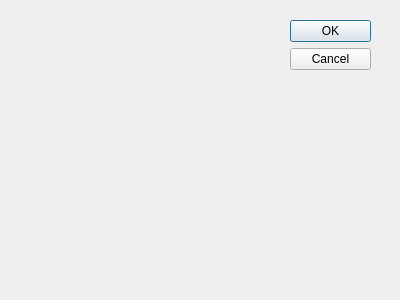
Before: the Qt Designer form addclassdialog.ui in llegalhigh/StdHelper, drawn with Qt 5.
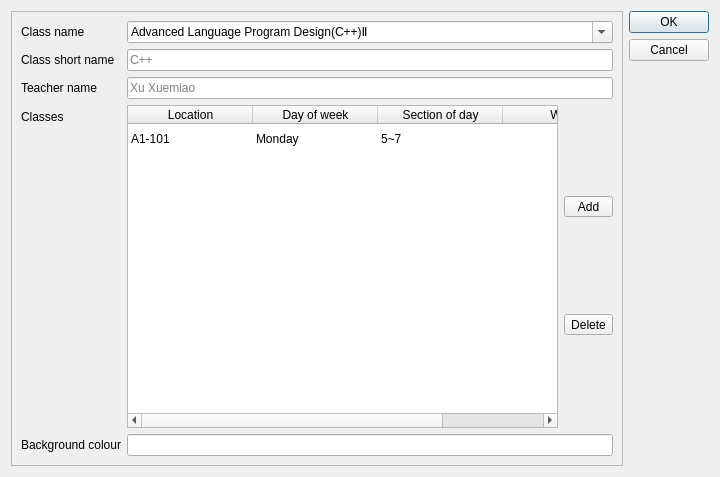
After: the same form once the commit is applied.

The edit to the form file:
```diff
--- a/addclassdialog.ui
+++ b/addclassdialog.ui
@@ -6,29 +6,255 @@
    <rect>
     <x>0</x>
     <y>0</y>
-    <width>400</width>
-    <height>300</height>
+    <width>720</width>
+    <height>477</height>
    </rect>
   </property>
   <property name="windowTitle">
    <string>Add new class</string>
   </property>
-  <widget class="QDialogButtonBox" name="buttonBox">
-   <property name="geometry">
-    <rect>
-     <x>290</x>
-     <y>20</y>
-     <width>81</width>
-     <height>241</height>
-    </rect>
-   </property>
-   <property name="orientation">
-    <enum>Qt::Vertical</enum>
-   </property>
-   <property name="standardButtons">
-    <set>QDialogButtonBox::Cancel|QDialogButtonBox::Ok</set>
-   </property>
-  </widget>
+  <layout class="QHBoxLayout" name="horizontalLayout">
+   <item>
+    <widget class="QScrollArea" name="scrollArea">
+     <property name="horizontalScrollBarPolicy">
+      <enum>Qt::ScrollBarAlwaysOff</enum>
+     </property>
+     <property name="widgetResizable">
+      <bool>true</bool>
+     </property>
+     <widget class="QWidget" name="scrollAreaWidgetContents">
+      <property name="geometry">
+       <rect>
+        <x>0</x>
+        <y>0</y>
+        <width>609</width>
+        <height>453</height>
+       </rect>
+      </property>
+      <layout class="QVBoxLayout" name="verticalLayout">
+       <item>
+        <layout class="QFormLayout" name="formLayout">
+         <property name="rowWrapPolicy">
+          <enum>QFormLayout::WrapLongRows</enum>
+         </property>
+         <item row="0" column="0">
+          <widget class="QLabel" name="classNameLabel">
+           <property name="text">
+            <string>Class name</string>
+           </property>
+          </widget>
+         </item>
+         <item row="0" column="1">
+          <widget class="QComboBox" name="comboBox">
+           <property name="editable">
+            <bool>true</bool>
+           </property>
+           <property name="currentText">
+            <string/>
+           </property>
+           <item>
+            <property name="text">
+             <string>Advanced Language Program Design(C++)Ⅱ</string>
+            </property>
+           </item>
+           <item>
+            <property name="text">
+             <string>Introduction to Java Programming</string>
+            </property>
+           </item>
+          </widget>
+         </item>
+         <item row="1" column="0">
+          <widget class="QLabel" name="classShortNameLabel">
+           <property name="text">
+            <string>Class short name</string>
+           </property>
+          </widget>
+         </item>
+         <item row="1" column="1">
+          <widget class="QLineEdit" name="classShortNameLineEdit">
+           <property name="placeholderText">
+            <string>C++</string>
+           </property>
+          </widget>
+         </item>
+         <item row="2" column="0">
+          <widget class="QLabel" name="teacherNameLabel">
+           <property name="text">
+            <string>Teacher name</string>
+           </property>
+          </widget>
+         </item>
+         <item row="2" column="1">
+          <widget class="QLineEdit" name="teacherNameLineEdit">
+           <property name="placeholderText">
+            <string>Xu Xuemiao</string>
+           </property>
+          </widget>
+         </item>
+         <item row="4" column="0">
+          <widget class="QLabel" name="classesLabel">
+           <property name="text">
+            <string>Classes</string>
+           </property>
+          </widget>
+         </item>
+         <item row="4" column="1">
+          <layout class="QHBoxLayout" name="horizontalLayout_2">
+           <property name="bottomMargin">
+            <number>0</number>
+           </property>
+           <item>
+            <widget class="QTableWidget" name="tableWidget">
+             <property name="sizePolicy">
+              <sizepolicy hsizetype="Expanding" vsizetype="Expanding">
+               <horstretch>0</horstretch>
+               <verstretch>0</verstretch>
+              </sizepolicy>
+             </property>
+             <property name="frameShape">
+              <enum>QFrame::StyledPanel</enum>
+             </property>
+             <property name="frameShadow">
+              <enum>QFrame::Sunken</enum>
+             </property>
+             <property name="autoScroll">
+              <bool>true</bool>
+             </property>
+             <property name="alternatingRowColors">
+              <bool>false</bool>
+             </property>
+             <property name="showGrid">
+              <bool>false</bool>
+             </property>
+             <property name="sortingEnabled">
+              <bool>true</bool>
+             </property>
+             <property name="cornerButtonEnabled">
+              <bool>true</bool>
+             </property>
+             <attribute name="horizontalHeaderCascadingSectionResizes">
+              <bool>false</bool>
+             </attribute>
+             <attribute name="horizontalHeaderDefaultSectionSize">
+              <number>125</number>
+             </attribute>
+             <attribute name="horizontalHeaderHighlightSections">
+              <bool>true</bool>
+             </attribute>
+             <attribute name="horizontalHeaderStretchLastSection">
+              <bool>true</bool>
+             </attribute>
+             <attribute name="verticalHeaderVisible">
+              <bool>false</bool>
+             </attribute>
+             <row>
+              <property name="text">
+               <string>1</string>
+              </property>
+             </row>
+             <column>
+              <property name="text">
+               <string>Location</string>
+              </property>
+             </column>
+             <column>
+              <property name="text">
+               <string>Day of week</string>
+              </property>
+             </column>
+             <column>
+              <property name="text">
+               <string>Section of day</string>
+              </property>
+             </column>
+             <column>
+              <property name="text">
+               <string>Week</string>
+              </property>
+             </column>
+             <item row="0" column="0">
+              <property name="text">
+               <string>A1-101</string>
+              </property>
+             </item>
+             <item row="0" column="1">
+              <property name="text">
+               <string>Monday</string>
+              </property>
+             </item>
+             <item row="0" column="2">
+              <property name="text">
+               <string>5~7</string>
+              </property>
+             </item>
+            </widget>
+           </item>
+           <item>
+            <layout class="QVBoxLayout" name="verticalLayout_2">
+             <property name="sizeConstraint">
+              <enum>QLayout::SetDefaultConstraint</enum>
+             </property>
+             <property name="leftMargin">
+              <number>0</number>
+             </property>
+             <item>
+              <widget class="QToolButton" name="addClassButton">
+               <property name="sizePolicy">
+                <sizepolicy hsizetype="Preferred" vsizetype="Fixed">
+                 <horstretch>0</horstretch>
+                 <verstretch>0</verstretch>
+                </sizepolicy>
+               </property>
+               <property name="text">
+                <string>Add</string>
+               </property>
+              </widget>
+             </item>
+             <item>
+              <widget class="QToolButton" name="delClassButton">
+               <property name="sizePolicy">
+                <sizepolicy hsizetype="Preferred" vsizetype="Fixed">
+                 <horstretch>0</horstretch>
+                 <verstretch>0</verstretch>
+                </sizepolicy>
+               </property>
+               <property name="text">
+                <string>Delete</string>
+               </property>
+              </widget>
+             </item>
+            </layout>
+           </item>
+          </layout>
+         </item>
+         <item row="5" column="0">
+          <widget class="QLabel" name="backgroundColourLabel">
+           <property name="text">
+            <string>Background colour</string>
+           </property>
+          </widget>
+         </item>
+         <item row="5" column="1">
+          <widget class="QLineEdit" name="backgroundColourLineEdit"/>
+         </item>
+        </layout>
+       </item>
+      </layout>
+     </widget>
+    </widget>
+   </item>
+   <item>
+    <widget class="QDialogButtonBox" name="buttonBox">
+     <property name="orientation">
+      <enum>Qt::Vertical</enum>
+     </property>
+     <property name="standardButtons">
+      <set>QDialogButtonBox::Cancel|QDialogButtonBox::Ok</set>
+     </property>
+    </widget>
+   </item>
+  </layout>
  </widget>
  <resources/>
  <connections>
```
